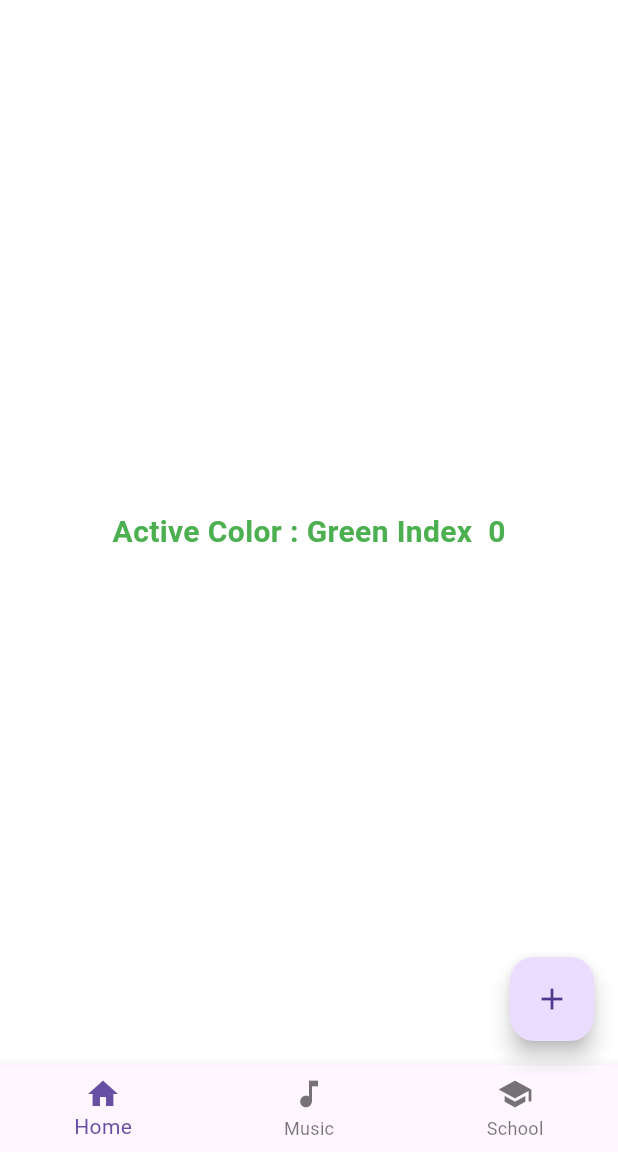
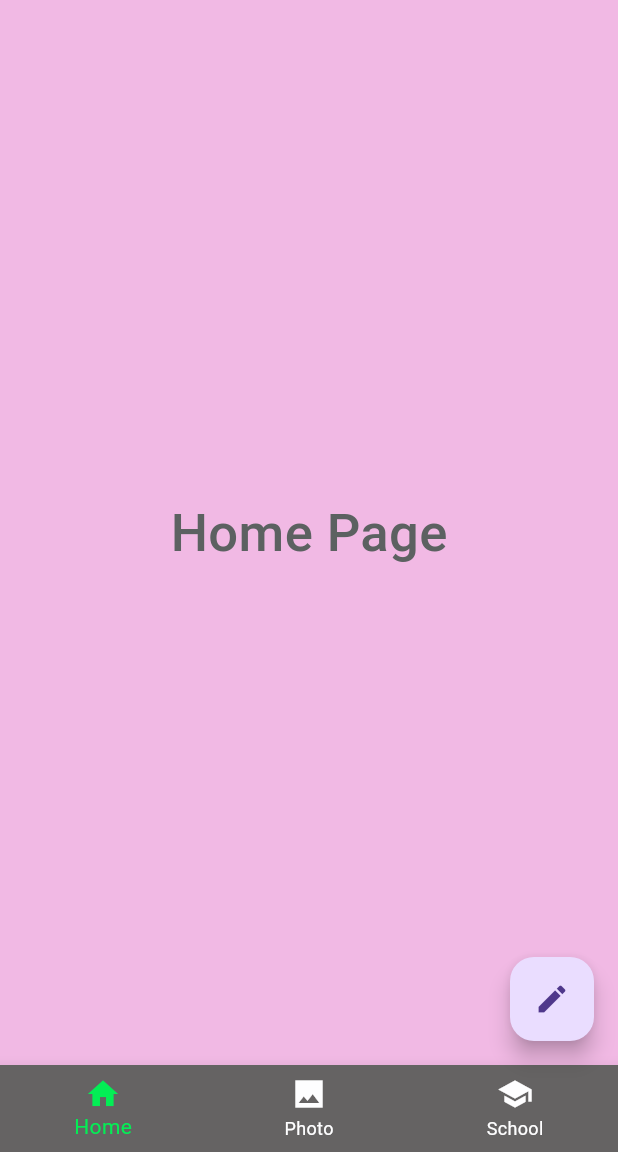
Before and after one commit to bazrul1/pr-apk-2, a Flutter app: the screen it shows after launch, on a phone screen of 412 x 824 dp, the part 84-1236 px from its top. Run offline on Flutter 3.47's test engine with Material 3 defaults, Android fonts, the phone set to English and light mode, and no system bars.

Commit message:
Class 4
bottom nevigation ber select unselect color change,nevigation ber new page.

```diff
--- a/lib/Home.dart
+++ b/lib/Home.dart
@@ -1,6 +1,9 @@
 
 
 import 'package:flutter/material.dart';
+import 'package:flutter_application_2/HomePage.dart';
+import 'package:flutter_application_2/PhotoPage.dart';
+import 'package:flutter_application_2/SchoolPage.dart';
 
 // fstful
 
@@ -46,6 +49,12 @@ if( ColorIndex == 5){
 }
 
 
+List PageList = [ HomePage(), PhotoPage(),SchoolPage() ];
+
+
+int PageIndex = 0;
+
+
 
 
   @override
@@ -61,25 +70,20 @@ if( ColorIndex == 5){
 
 
 
-     body: Container(color: const Color.fromARGB(255, 255, 255, 255),
-        child: Center(
-           child: Text(
-            "Active Color : " + ColorsNames [ColorIndex]+" Index  ${ColorIndex}",
-              style:TextStyle (fontSize: 20, color: Colorlist [ColorIndex],
-                 fontWeight: FontWeight.w700),
+     body: PageList[PageIndex],
 
-            ),
-        ),
-     ) ,
+
+
       //container
 
 
 
   floatingActionButton: FloatingActionButton(onPressed: (){
+     ColorNamechange();
 
-    ColorNamechange();
   },
-    child:Icon(Icons.add),
+    child:Icon(Icons.edit,
+    ),
 
   ),
 // Floating Action Bitton
@@ -89,7 +93,20 @@ if( ColorIndex == 5){
 
 
 
-bottomNavigationBar: BottomNavigationBar(
+bottomNavigationBar: BottomNavigationBar(onTap: (index){
+setState(() {
+  PageIndex = index;
+});
+
+
+},
+
+
+backgroundColor: const Color.fromARGB(255, 101, 99, 99),
+selectedItemColor: const Color.fromARGB(255, 3, 238, 85),
+unselectedItemColor: const Color.fromARGB(255, 254, 254, 255),
+currentIndex: PageIndex,
+
   items: const <BottomNavigationBarItem>
      [BottomNavigationBarItem(
         icon: Icon(Icons.home),
@@ -100,8 +117,8 @@ bottomNavigationBar: BottomNavigationBar(
 
 
           BottomNavigationBarItem(
-        icon: Icon(Icons.music_note),
-        label:'Music',
+        icon: Icon(Icons.photo_sharp),
+        label:'Photo',
       ),
 
 
--- /dev/null
+++ b/lib/HomePage.dart
@@ -0,0 +1,23 @@
+import 'package:flutter/material.dart';
+
+class HomePage extends StatefulWidget {
+  const HomePage({ Key? key }) : super(key: key);
+
+  @override
+  _HomePageState createState() => _HomePageState();
+}
+
+class _HomePageState extends State<HomePage> {
+  @override
+  Widget build(BuildContext context) {
+    return Container(
+
+      color:const Color.fromARGB(255, 241, 185, 228),
+      child: Center(child: Text("Home Page",style: TextStyle(
+        fontSize: 35,color:const Color.fromARGB(255, 92, 97, 97),
+        fontWeight: FontWeight.w500
+      ),),)
+
+    );
+  }
+}
```
Also changed, not shown: lib/PhotoPage.dart (added, +23 -0 lines), lib/SchoolPage.dart (added, +24 -0 lines).
